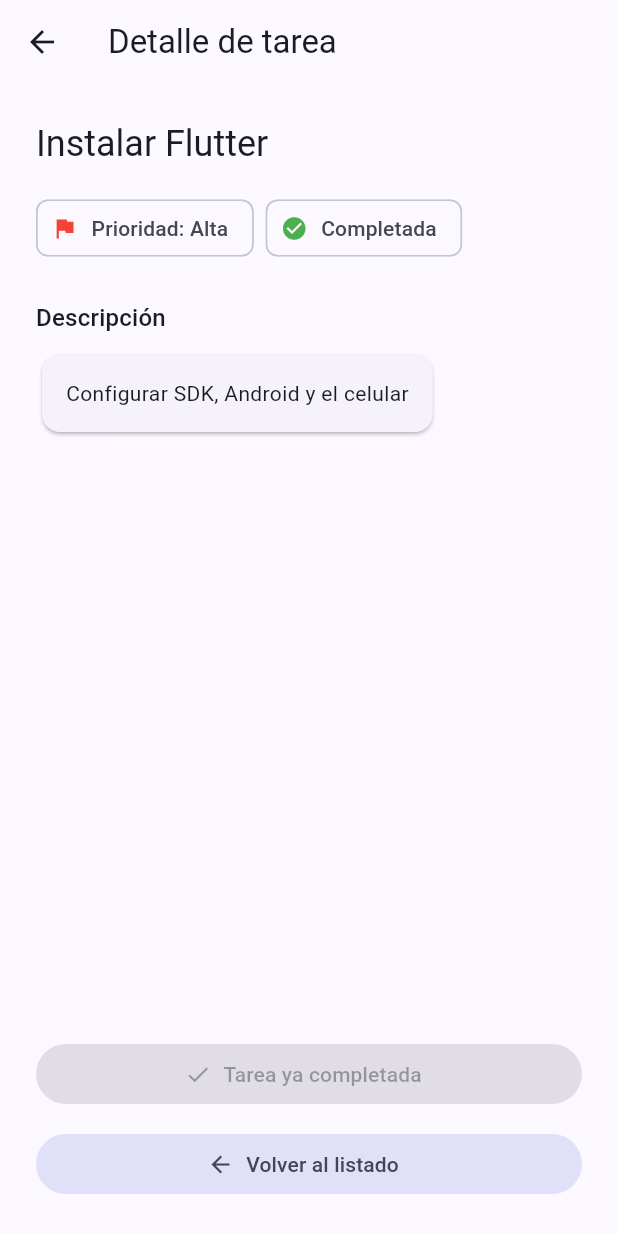
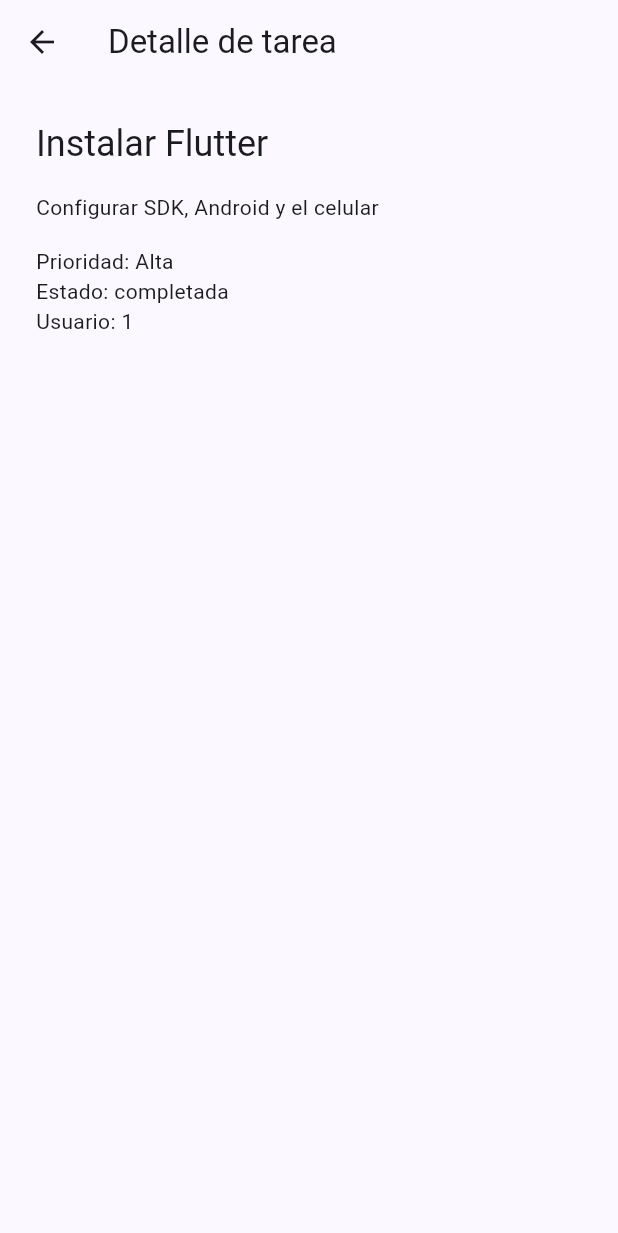
Before and after one commit to HETTINO/taskflow_cc, a Flutter app: the screen it shows after launch, after a tap on "Instalar Flutter", on a phone screen of 412 x 824 dp. Shown: the top 1233 px of the screen. Run offline on Flutter 3.47's test engine with Material 3 defaults, Android fonts, the phone set to English and light mode, and no system bars; our stand-ins replace go_router.

```diff
--- a/lib/main.dart
+++ b/lib/main.dart
@@ -1,9 +1,74 @@
 import 'package:flutter/material.dart';
 import 'package:go_router/go_router.dart';
+
+import 'task.dart';
 
 void main() {
   runApp(const TaskFlowApp());
 }
+
+const demoTasks = <Task>[
+  Task(
+    id: 1,
+    title: 'Instalar Flutter',
+    description: 'Configurar SDK, Android y el celular',
+    priority: 'Alta',
+    isCompleted: true,
+    userId: 1,
+  ),
+  Task(
+    id: 2,
+    title: 'Agregar estado a TaskFlow',
+    description: 'Usar setState en los botones',
+    priority: 'Alta',
+    isCompleted: true,
+    userId: 1,
+  ),
+  Task(
+    id: 3,
+    title: 'Crear listado de tareas',
+    description: 'Usar ListView.builder y TaskCard',
+    priority: 'Media',
+    isCompleted: true,
+    userId: 1,
+  ),
+  Task(
+    id: 4,
+    title: 'Navegar al detalle',
+    description: 'Configurar go_router con rutas por id',
+    priority: 'Media',
+    isCompleted: true,
+    userId: 1,
+  ),
+  Task(
+    id: 5,
+    title: 'Especificar TaskFlow',
+    description: 'Escribir historias de usuario y el modelo en el README',
+    priority: 'Alta',
+    isCompleted: false,
+    userId: 1,
+  ),
+];
+
+Task? findTask(int? id) {
+  for (final task in demoTasks) {
+    if (task.id == id) return task;
+  }
+  return null;
+}
+
+final appRouter = GoRouter(
+  routes: [
+    GoRoute(path: '/', builder: (context, state) => const TaskListScreen()),
+    GoRoute(
+      path: '/task/:id',
+      builder: (context, state) {
+        final id = int.tryParse(state.pathParameters['id'] ?? '');
+        return TaskDetailScreen(task: findTask(id));
+      },
+    ),
+  ],
+);
 
 class TaskFlowApp extends StatelessWidget {
   const TaskFlowApp({super.key});
@@ -15,99 +80,8 @@ class TaskFlowApp extends StatelessWidget {
       title: 'TaskFlow',
       theme: ThemeData(
         colorScheme: ColorScheme.fromSeed(seedColor: Colors.indigo),
-        useMaterial3: true,
       ),
       routerConfig: appRouter,
-    );
-  }
-}
-
-class Task {
-  const Task({
-    required this.id,
-    required this.title,
-    required this.description,
-    required this.priority,
-    required this.isCompleted,
-  });
-
-  final int id;
-  final String title;
-  final String description;
-  final String priority;
-  final bool isCompleted;
-}
-
-const demoTasks = [
-  Task(
-    id: 1,
-    title: 'Instalar Flutter',
-    description: 'Configurar SDK, Android y el celular',
-    priority: 'Alta',
-    isCompleted: true,
-  ),
-  Task(
-    id: 2,
-    title: 'Agregar estado a TaskFlow',
-    description: 'Usar setState en los botones',
-    priority: 'Alta',
-    isCompleted: true,
-  ),
-  Task(
-    id: 3,
-    title: 'Crear listado de tareas',
-    description: 'Usar ListView.builder y TaskCard',
-    priority: 'Media',
-    isCompleted: false,
-  ),
-  Task(
-    id: 4,
-    title: 'Navegar al detalle',
-    description: 'Configurar go_router en la sesión 4',
-    priority: 'Media',
-    isCompleted: false,
-  ),
-  Task(
-    id: 5,
-    title: 'Entregar evidencia semanal',
-    description: 'Subir el Word con capturas',
-    priority: 'Baja',
-    isCompleted: false,
-  ),
-];
-
-final appRouter = GoRouter(
-  routes: [
-    GoRoute(path: '/', builder: (context, state) => const TaskListScreen()),
-    GoRoute(
-      path: '/task/:id',
-      builder: (context, state) {
-        final taskId = int.parse(state.pathParameters['id']!);
-        return TaskDetailScreen(taskId: taskId);
-      },
-    ),
-  ],
-);
-
-class TaskCard extends StatelessWidget {
-  const TaskCard({super.key, required this.task, this.onTap});
-
-  final Task task;
-  final VoidCallback? onTap;
-
-  @override
-  Widget build(BuildContext context) {
-    return Card(
-      child: ListTile(
-        onTap: onTap,
-        leading: Icon(
-          task.isCompleted ? Icons.check_circle : Icons.radio_button_unchecked,
-          color: task.isCompleted ? Colors.green : null,
-        ),
-        title: Text(task.title),
-        subtitle: Text('${task.priority} · ${task.description}'),
-        trailing: const Icon(Icons.chevron_right),
-      ),
     );
   }
 }
@@ -124,9 +98,18 @@ class TaskListScreen extends StatelessWidget {
         itemCount: demoTasks.length,
         itemBuilder: (context, index) {
           final task = demoTasks[index];
-          return TaskCard(
-            task: task,
+          return Card(
+            child: ListTile(
+              leading: Icon(
+                task.isCompleted
+                    ? Icons.check_circle
+                    : Icons.radio_button_unchecked,
+              ),
+              title: Text(task.title),
+              subtitle: Text('Prioridad: ${task.priority}'),
+              trailing: const Icon(Icons.chevron_right),
               onTap: () => context.push('/task/${task.id}'),
+            ),
           );
         },
       ),
@@ -134,186 +117,40 @@ class TaskListScreen extends StatelessWidget {
   }
 }
 
-class WelcomeScreen extends StatefulWidget {
-  const WelcomeScreen({super.key});
+class TaskDetailScreen extends StatelessWidget {
+  const TaskDetailScreen({super.key, required this.task});
 
-  @override
-  State<WelcomeScreen> createState() => _WelcomeScreenState();
-}
-
-class _WelcomeScreenState extends State<WelcomeScreen> {
-  int pendingTasks = 3;
-  static const dailyGoal = 5;
-  int completedTasks = 0;
-
-  final String studentName = 'Cristina';
-
-  void _addTask() {
-    setState(() {
-      pendingTasks++;
-    });
-  }
-
-  void _completeTask() {
-    if (pendingTasks == 0) {
-      return;
-    }
-
-    setState(() {
-      pendingTasks--;
-      if (completedTasks < dailyGoal) {
-        completedTasks++;
-      }
-    });
-  }
+  final Task? task;
 
   @override
   Widget build(BuildContext context) {
-    final statusMessage = pendingTasks == 0
-        ? '¡Excelente! No tienes tareas pendientes.'
-        : 'Aún tienes tareas por organizar.';
-
+    final selected = task;
     return Scaffold(
-      appBar: AppBar(title: const Text('TaskFlow'), centerTitle: true),
+      appBar: AppBar(title: const Text('Detalle de tarea')),
       body: Padding(
         padding: const EdgeInsets.all(24),
-        child: Column(
+        child: selected == null
+            ? const Text('No se encontró esta tarea.')
+            : Column(
                 crossAxisAlignment: CrossAxisAlignment.start,
                 children: [
                   Text(
-              '¡Hola, $studentName!',
-              style: Theme.of(context).textTheme.headlineMedium,
+                    selected.title,
+                    style: Theme.of(context).textTheme.headlineSmall,
                   ),
-            const SizedBox(height: 12),
-            Text(statusMessage),
-            const SizedBox(height: 8),
-            Text('Completadas hoy: $completedTasks de $dailyGoal'),
-            const SizedBox(height: 28),
-            Card(
-              child: Padding(
-                padding: const EdgeInsets.all(20),
-                child: Row(
-                  children: [
-                    const Icon(Icons.pending_actions),
-                    const SizedBox(width: 12),
-                    Text('Tareas pendientes: $pendingTasks'),
-                  ],
+                  const SizedBox(height: 16),
+                  Text(selected.description),
+                  const SizedBox(height: 16),
+                  Text('Prioridad: ${selected.priority}'),
+                  Text(
+                    selected.isCompleted
+                        ? 'Estado: completada'
+                        : 'Estado: pendiente',
                   ),
-              ),
-            ),
-            const SizedBox(height: 24),
-            Wrap(
-              spacing: 12,
-              runSpacing: 12,
-              children: [
-                ElevatedButton.icon(
-                  onPressed: _addTask,
-                  icon: const Icon(Icons.add),
-                  label: const Text('Agregar tarea'),
-                ),
-                OutlinedButton.icon(
-                  onPressed: pendingTasks == 0 ? null : _completeTask,
-                  icon: const Icon(Icons.done),
-                  label: const Text('Completar una tarea'),
-                ),
-              ],
-            ),
+                  Text('Usuario: ${selected.userId}'),
                 ],
               ),
       ),
     );
   }
 }
-
-class TaskDetailScreen extends StatelessWidget {
-  const TaskDetailScreen({super.key, required this.taskId});
-
-  final int taskId;
-
-  Color _priorityColor(String priority) {
-    switch (priority) {
-      case 'Alta':
-        return Colors.red;
-      case 'Media':
-        return Colors.orange;
-      default:
-        return Colors.green;
-    }
-  }
-
-  @override
-  Widget build(BuildContext context) {
-    final task = demoTasks.firstWhere((item) => item.id == taskId);
-    final priorityColor = _priorityColor(task.priority);
-
-    return Scaffold(
-      appBar: AppBar(title: const Text('Detalle de tarea')),
-      body: Padding(
-        padding: const EdgeInsets.all(24),
-        child: Column(
-          crossAxisAlignment: CrossAxisAlignment.start,
-          children: [
-            Text(task.title, style: Theme.of(context).textTheme.headlineSmall),
-            const SizedBox(height: 16),
-            Wrap(
-              spacing: 8,
-              runSpacing: 8,
-              children: [
-                Chip(
-                  avatar: Icon(Icons.flag, color: priorityColor),
-                  label: Text('Prioridad: ${task.priority}'),
-                ),
-                Chip(
-                  avatar: Icon(
-                    task.isCompleted ? Icons.check_circle : Icons.schedule,
-                    color: task.isCompleted ? Colors.green : Colors.orange,
-                  ),
-                  label: Text(task.isCompleted ? 'Completada' : 'Pendiente'),
-                ),
-              ],
-            ),
-            const SizedBox(height: 24),
-            Text('Descripción', style: Theme.of(context).textTheme.titleMedium),
-            const SizedBox(height: 8),
-            Card(
-              child: Padding(
-                padding: const EdgeInsets.all(16),
-                child: Text(task.description),
-              ),
-            ),
-            const Spacer(),
-            SizedBox(
-              width: double.infinity,
-              child: task.isCompleted
-                  ? FilledButton.icon(
-                      onPressed: null,
-                      icon: const Icon(Icons.check),
-                      label: const Text('Tarea ya completada'),
-                    )
-                  : FilledButton.icon(
-                      onPressed: () {
-                        ScaffoldMessenger.of(context).showSnackBar(
-                          SnackBar(
-                            content: Text('¡Ánimo! Empieza con: ${task.title}'),
-                          ),
-                        );
-                      },
-                      icon: const Icon(Icons.play_arrow),
-                      label: const Text('Empezar tarea'),
-                    ),
-            ),
-            const SizedBox(height: 12),
-            SizedBox(
-              width: double.infinity,
-              child: FilledButton.tonalIcon(
-                onPressed: () => context.pop(),
-                icon: const Icon(Icons.arrow_back),
-                label: const Text('Volver al listado'),
-              ),
-            ),
-          ],
-        ),
-      ),
-    );
-  }
-}
--- /dev/null
+++ b/lib/task.dart
@@ -0,0 +1,28 @@
+class Task {
+  const Task({
+    required this.id,
+    required this.title,
+    required this.description,
+    required this.priority,
+    required this.isCompleted,
+    required this.userId,
+  });
+
+  final int id;
+  final String title;
+  final String description;
+  final String priority;
+  final bool isCompleted;
+  final int userId;
+
+  factory Task.fromJson(Map<String, dynamic> json) {
+    return Task(
+      id: json['id'] as int,
+      title: json['title'] as String,
+      description: json['description'] as String,
+      priority: json['priority'] as String,
+      isCompleted: json['isCompleted'] as bool,
+      userId: json['userId'] as int,
+    );
+  }
+}
```
Also changed, not shown: 1 other file. Lines whose indentation alone changed are shown as unchanged.
